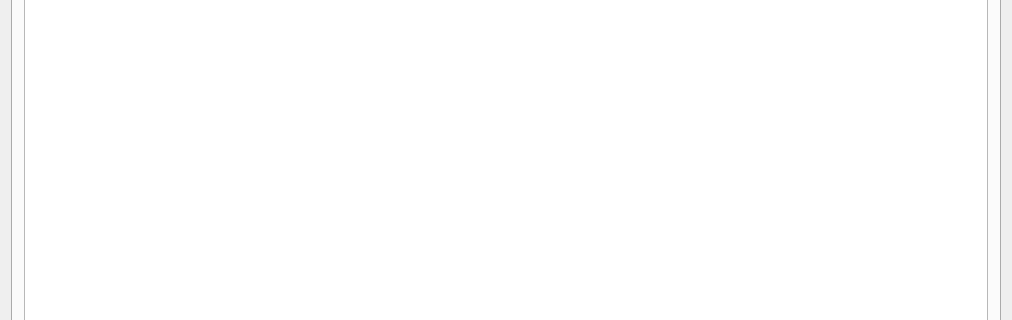
The window that mainwindow.ui (QAmigo/QAmigo) describes before a commit, drawn with Qt 5; both pictures show x 0 to 1012 and y 183 to 503 of the 1012 by 666 pixel window.
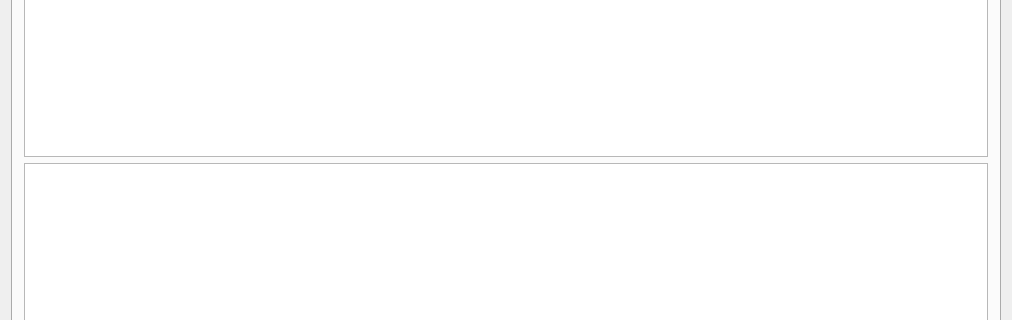
The same window after the commit. The open tabs and pages were chosen to show the change.

What changed in the file:
```diff
--- a/mainwindow.ui
+++ b/mainwindow.ui
@@ -131,6 +131,9 @@
        <layout class="QHBoxLayout" name="horizontalLayout_2">
         <item>
          <layout class="QVBoxLayout" name="verticalCOMReceiveBoxes">
+          <item>
+           <widget class="QPlainTextEdit" name="plainTextEdit"/>
+          </item>
           <item>
            <widget class="QPlainTextEdit" name="plainTextEdit_2"/>
           </item>
```
Left out of the diff: 2 changed lines with no effect on the pictures.
